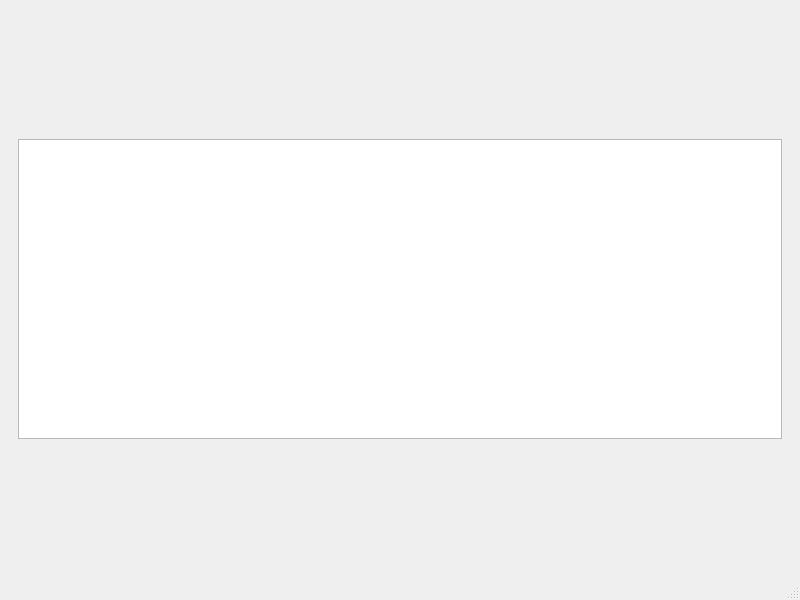
This is ToDoListServer/todolist.ui in captain-moji/To_Do_List_Project as Qt 5 draws it before an edit. The edited form follows.
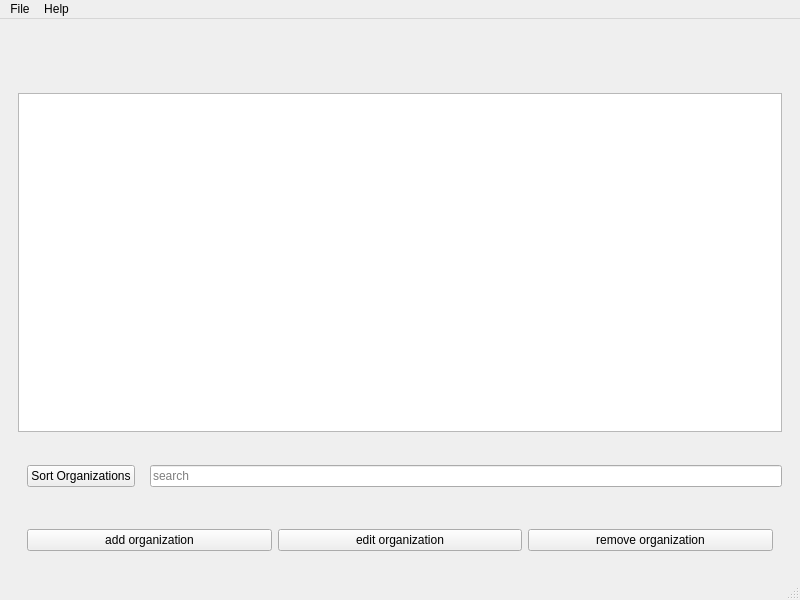
This is the edited form.

Commit message: Home page added

The edit to the form file:
```diff
--- a/ToDoListServer/todolist.ui
+++ b/ToDoListServer/todolist.ui
@@ -41,18 +41,31 @@
       </property>
       <layout class="QVBoxLayout" name="verticalLayout_2">
        <item>
-        <widget class="QListView" name="todolist_organizations_list">
-         <property name="minimumSize">
-          <size>
-           <width>0</width>
-           <height>200</height>
-          </size>
-         </property>
-         <property name="maximumSize">
-          <size>
-           <width>16777215</width>
-           <height>300</height>
-          </size>
+        <widget class="QListWidget" name="todolist_organizations_list"/>
+       </item>
+      </layout>
+     </widget>
+    </item>
+    <item>
+     <widget class="QWidget" name="widget_6" native="true">
+      <layout class="QHBoxLayout" name="horizontalLayout_3">
+       <item>
+        <widget class="QWidget" name="widget_4" native="true">
+         <layout class="QHBoxLayout" name="horizontalLayout_2">
+          <item>
+           <widget class="QPushButton" name="sort_organizations_BTN">
+            <property name="text">
+             <string>Sort Organizations</string>
+            </property>
+           </widget>
+          </item>
+         </layout>
+        </widget>
+       </item>
+       <item>
+        <widget class="QLineEdit" name="search_organizations_qstring">
+         <property name="placeholderText">
+          <string>search</string>
          </property>
         </widget>
        </item>
@@ -69,10 +82,31 @@
       </property>
       <layout class="QVBoxLayout" name="verticalLayout_3">
        <item>
-        <widget class="QWidget" name="widget_5" native="true"/>
-       </item>
-       <item>
-        <widget class="QWidget" name="widget_4" native="true"/>
+        <widget class="QWidget" name="widget_5" native="true">
+         <layout class="QHBoxLayout" name="horizontalLayout">
+          <item>
+           <widget class="QPushButton" name="add_organization_BTN">
+            <property name="text">
+             <string>add organization</string>
+            </property>
+           </widget>
+          </item>
+          <item>
+           <widget class="QPushButton" name="edit_organization_BTN">
+            <property name="text">
+             <string>edit organization</string>
+            </property>
+           </widget>
+          </item>
+          <item>
+           <widget class="QPushButton" name="remove_organization_BTN">
+            <property name="text">
+             <string>remove organization</string>
+            </property>
+           </widget>
+          </item>
+         </layout>
+        </widget>
        </item>
       </layout>
      </widget>
@@ -88,6 +122,23 @@
      <height>26</height>
     </rect>
    </property>
+   <widget class="QMenu" name="menuFile">
+    <property name="title">
+     <string>File</string>
+    </property>
+    <addaction name="actionSort_Organizations"/>
+    <addaction name="separator"/>
+    <addaction name="actionExit"/>
+   </widget>
+   <widget class="QMenu" name="menuHelp">
+    <property name="title">
+     <string>Help</string>
+    </property>
+    <addaction name="actionHelp"/>
+    <addaction name="actionAbout"/>
+   </widget>
+   <addaction name="menuFile"/>
+   <addaction name="menuHelp"/>
   </widget>
   <widget class="QStatusBar" name="statusbar"/>
  </widget>
```
Left out of the diff: 26 changed lines with no effect on the pictures. The commit also changes 2 other files.
